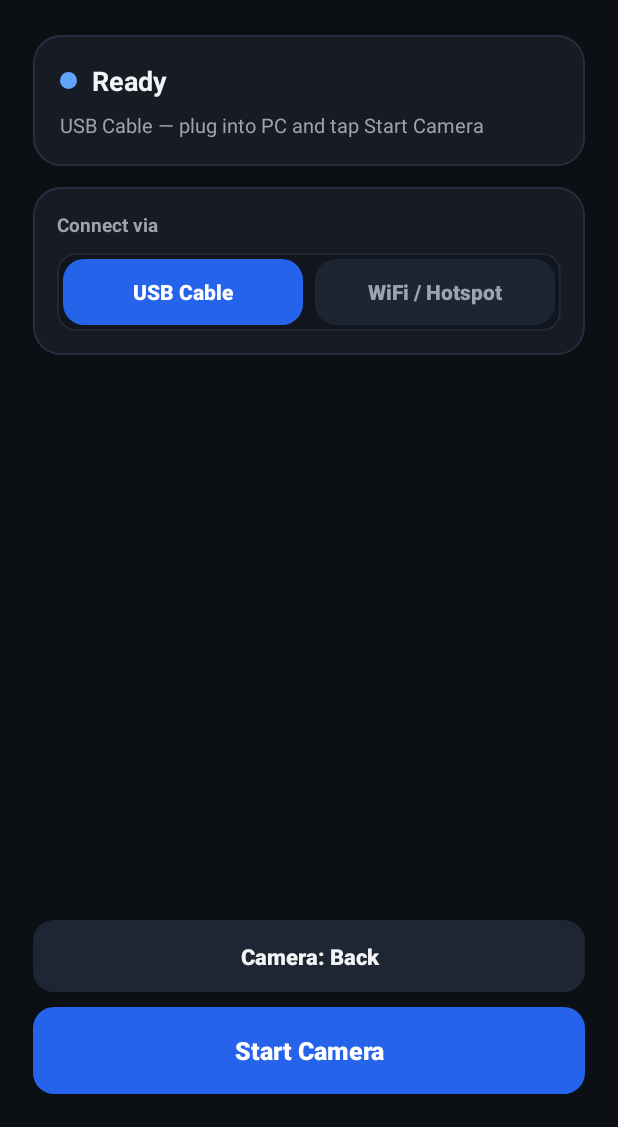
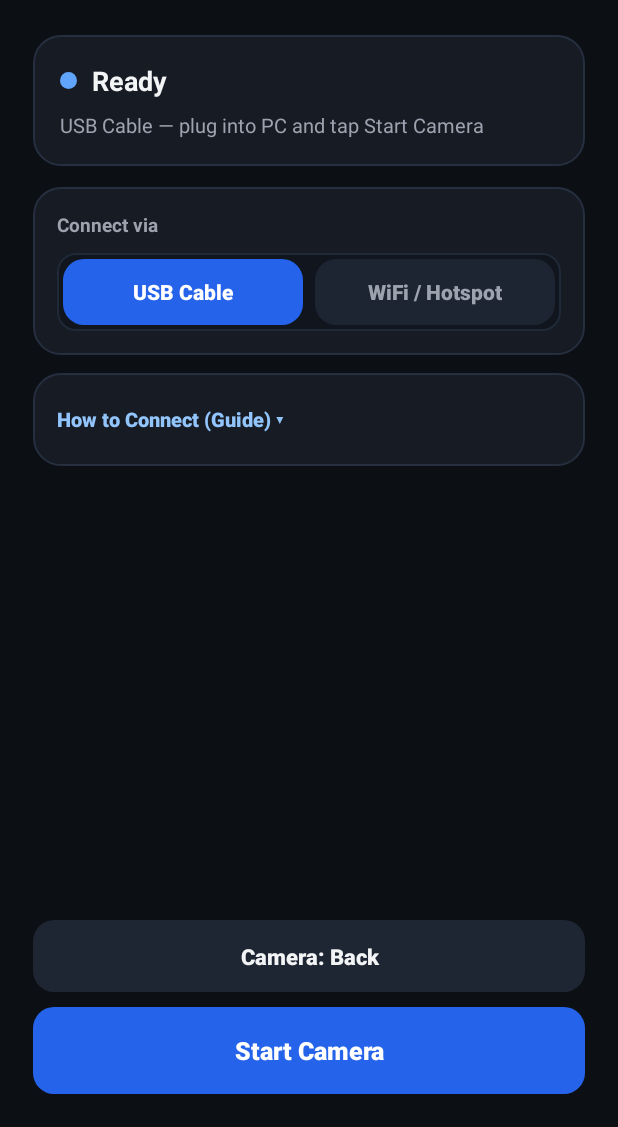
Before and after one commit to NithinMJose/phonecam, an Android app: the screen it shows after launch (MainActivity), on a phone screen of 412 x 824 dp, the part 109-1236 px from its top. Run offline under Robolectric (Android 15) with nearby library versions, the phone set to English and light mode, and no system bars.

Commit message:
feat(ux,installer): bundle adb.exe in Windows installer and add collapsible Android guide (v1.2.3)

```diff
--- a/android/app/build.gradle.kts
+++ b/android/app/build.gradle.kts
@@ -19,8 +19,8 @@ android {
         applicationId = "com.phonecam"
         minSdk = 30
         targetSdk = 36
-        versionCode = 5
-        versionName = "1.2.2"
+        versionCode = 6
+        versionName = "1.2.3"
     }
 
     signingConfigs {
--- a/android/app/src/main/java/com/phonecam/MainActivity.kt
+++ b/android/app/src/main/java/com/phonecam/MainActivity.kt
@@ -42,6 +42,8 @@ class MainActivity : AppCompatActivity() {
     private lateinit var btnModeUsb: Button
     private lateinit var btnModeWifi: Button
     private lateinit var btnDiscover: Button
+    private lateinit var btnHelpToggle: Button
+    private lateinit var layoutHelp: View
     private lateinit var btnAdvancedToggle: Button
     private lateinit var layoutAdvanced: View
     private lateinit var chkAutoStart: CheckBox
@@ -55,6 +57,7 @@ class MainActivity : AppCompatActivity() {
 
     private var selectedFrontCamera = false
     private var wifiMode = false
+    private var helpExpanded = false
     private var advancedExpanded = false
     private var suppressMicCheckEvent = false
 
@@ -113,9 +116,17 @@ class MainActivity : AppCompatActivity() {
         btnModeUsb = findViewById(R.id.btnModeUsb)
         btnModeWifi = findViewById(R.id.btnModeWifi)
         btnDiscover = findViewById(R.id.btnDiscover)
+        btnHelpToggle = findViewById(R.id.btnHelpToggle)
+        layoutHelp = findViewById(R.id.layoutHelp)
         btnAdvancedToggle = findViewById(R.id.btnAdvancedToggle)
         layoutAdvanced = findViewById(R.id.layoutAdvanced)
         chkAutoStart = findViewById(R.id.chkAutoStart)
+
+        btnHelpToggle.setOnClickListener {
+            helpExpanded = !helpExpanded
+            layoutHelp.visibility = if (helpExpanded) View.VISIBLE else View.GONE
+            btnHelpToggle.text = if (helpExpanded) "How to Connect (Guide) ▴" else "How to Connect (Guide) ▾"
+        }
 
         btnAdvancedToggle.setOnClickListener {
             advancedExpanded = !advancedExpanded
--- a/android/app/src/main/res/layout/activity_main.xml
+++ b/android/app/src/main/res/layout/activity_main.xml
@@ -203,6 +203,53 @@
             android:visibility="gone" />
     </LinearLayout>
 
+    <!-- Collapsible Noob-Friendly Instructions Card -->
+    <LinearLayout
+        android:layout_width="match_parent"
+        android:layout_height="wrap_content"
+        android:layout_marginTop="12dp"
+        android:background="@drawable/bg_card"
+        android:orientation="vertical"
+        android:padding="14dp">
+
+        <Button
+            android:id="@+id/btnHelpToggle"
+            android:layout_width="match_parent"
+            android:layout_height="34dp"
+            android:background="@android:color/transparent"
+            android:gravity="center_vertical|start"
+            android:minHeight="0dp"
+            android:paddingStart="2dp"
+            android:paddingTop="0dp"
+            android:paddingEnd="2dp"
+            android:paddingBottom="0dp"
+            android:stateListAnimator="@null"
+            android:text="How to Connect (Guide) ▾"
+            android:textAllCaps="false"
+            android:textColor="#93C5FD"
+            android:textSize="13.5sp"
+            android:textStyle="bold" />
+
+        <LinearLayout
+            android:id="@+id/layoutHelp"
+            android:layout_width="match_parent"
+            android:layout_height="wrap_content"
+            android:layout_marginTop="10dp"
+            android:orientation="vertical"
+            android:visibility="gone">
+
+            <TextView
+                android:layout_width="match_parent"
+                android:layout_height="wrap_content"
+                android:background="@drawable/bg_inner_pill"
+                android:lineSpacingExtra="3dp"
+                android:padding="12dp"
+                android:text="On PC: Just install &amp; open PhoneCam (nothing else to configure).\n\n1. WiFi / Hotspot (Easiest — No Cables)\n• Connect PC &amp; phone to the same WiFi (or your Phone Hotspot).\n• Tap WiFi / Hotspot above → Find My PC → Start Camera.\n\n2. USB without Developer Mode\n• Plug in USB cable and turn USB Tethering ON in phone Settings.\n• Tap WiFi / Hotspot above → Find My PC → Start Camera.\n\n3. USB Cable (Fastest — One-Time Setup)\n• Enable Developer options → USB debugging once, then tap Allow on the phone popup.\n• Tap USB Cable above → Start Camera.\n\nFinally: In Zoom, Google Meet, Teams, or Camera, choose 'PhoneCam (Windows Virtual Camera)'."
+                android:textColor="#D1D5DB"
+                android:textSize="12.5sp" />
+        </LinearLayout>
+    </LinearLayout>
+
     <!-- Collapsible Advanced & Details Section (hidden for simplicity by default) -->
     <LinearLayout
         android:id="@+id/layoutAdvanced"
```
Also changed, not shown: 4 other files.
